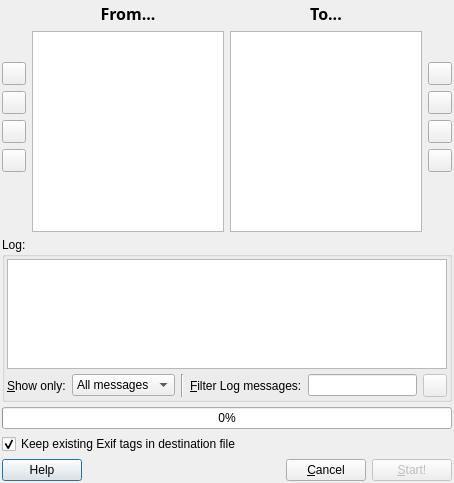
This is forms/TransplantExifDialog.ui in LuminanceHDR/LuminanceHDR as Qt 5 draws it before an edit. The edited form follows.
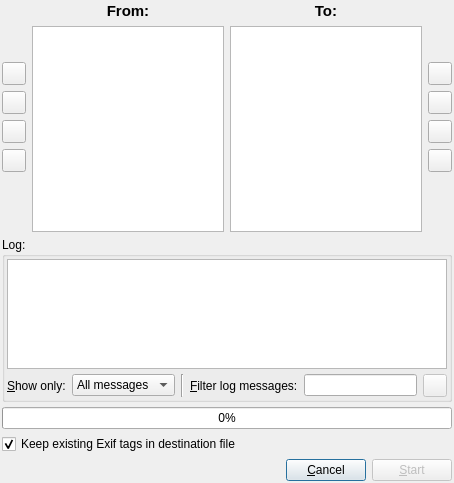
This is the edited form. Icons and pictures are not drawn.

Patch:
```diff
--- a/forms/TransplantExifDialog.ui
+++ b/forms/TransplantExifDialog.ui
@@ -135,7 +135,11 @@
        <item>
         <widget class="QLabel" name="label" >
          <property name="text" >
-          <string>&lt;html>&lt;head>&lt;meta name="qrichtext" content="1" />&lt;/head>&lt;body style=" white-space: pre-wrap; font-family:Sans Serif; font-size:9pt; font-weight:400; font-style:normal; text-decoration:none;">&lt;p style=" margin-top:0px; margin-bottom:0px; margin-left:0px; margin-right:0px; -qt-block-indent:0; text-indent:0px;">&lt;span style=" font-size:12pt; font-weight:600;">From...&lt;/span>&lt;/p>&lt;/body>&lt;/html></string>
+          <string>&lt;!DOCTYPE HTML PUBLIC "-//W3C//DTD HTML 4.0//EN" "http://www.w3.org/TR/REC-html40/strict.dtd">
+&lt;html>&lt;head>&lt;meta name="qrichtext" content="1" />&lt;style type="text/css">
+p, li { white-space: pre-wrap; }
+&lt;/style>&lt;/head>&lt;body style=" font-family:'DejaVu Sans'; font-size:9pt; font-weight:400; font-style:normal;">
+&lt;p style=" margin-top:0px; margin-bottom:0px; margin-left:0px; margin-right:0px; -qt-block-indent:0; text-indent:0px; font-family:'Sans Serif';">&lt;span style=" font-size:11pt; font-weight:600;">From:&lt;/span>&lt;/p>&lt;/body>&lt;/html></string>
          </property>
          <property name="alignment" >
           <set>Qt::AlignCenter</set>
@@ -171,7 +175,11 @@
           <enum>Qt::LeftToRight</enum>
          </property>
          <property name="text" >
-          <string>&lt;html>&lt;head>&lt;meta name="qrichtext" content="1" />&lt;/head>&lt;body style=" white-space: pre-wrap; font-family:Sans Serif; font-size:9pt; font-weight:400; font-style:normal; text-decoration:none;">&lt;p style=" margin-top:0px; margin-bottom:0px; margin-left:0px; margin-right:0px; -qt-block-indent:0; text-indent:0px;">&lt;span style=" font-size:12pt; font-weight:600;">To...&lt;/span>&lt;/p>&lt;/body>&lt;/html></string>
+          <string>&lt;!DOCTYPE HTML PUBLIC "-//W3C//DTD HTML 4.0//EN" "http://www.w3.org/TR/REC-html40/strict.dtd">
+&lt;html>&lt;head>&lt;meta name="qrichtext" content="1" />&lt;style type="text/css">
+p, li { white-space: pre-wrap; }
+&lt;/style>&lt;/head>&lt;body style=" font-family:'DejaVu Sans'; font-size:9pt; font-weight:400; font-style:normal;">
+&lt;p style=" margin-top:0px; margin-bottom:0px; margin-left:0px; margin-right:0px; -qt-block-indent:0; text-indent:0px; font-family:'Sans Serif';">&lt;span style=" font-size:11pt; font-weight:600;">To:&lt;/span>&lt;/p>&lt;/body>&lt;/html></string>
          </property>
          <property name="alignment" >
           <set>Qt::AlignCenter</set>
@@ -369,7 +377,7 @@
         <item>
          <widget class="QLabel" name="filterLabel2" >
           <property name="text" >
-           <string>&amp;Filter Log messages:</string>
+           <string>&amp;Filter log messages:</string>
           </property>
           <property name="buddy" >
            <cstring>filterLineEdit</cstring>
@@ -429,13 +437,6 @@
      <property name="margin" >
       <number>0</number>
      </property>
-     <item>
-      <widget class="QPushButton" name="HelpButton" >
-       <property name="text" >
-        <string>Help</string>
-       </property>
-      </widget>
-     </item>
      <item>
       <spacer>
        <property name="orientation" >
@@ -462,7 +463,7 @@
         <bool>false</bool>
        </property>
        <property name="text" >
-        <string>&amp;Start!</string>
+        <string>&amp;Start</string>
        </property>
       </widget>
      </item>
```
